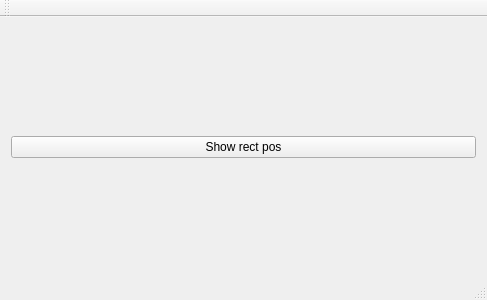
Qt form ResizeableGraphicsObjects/mainwindow.ui (ThePowerfulProgrammer/CPPQtDevelopment) before a commit.
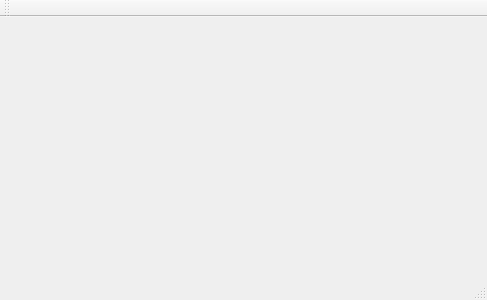
The same form after that commit.

```diff
--- a/ResizeableGraphicsObjects/mainwindow.ui
+++ b/ResizeableGraphicsObjects/mainwindow.ui
@@ -15,13 +15,6 @@
   </property>
   <widget class="QWidget" name="centralWidget">
    <layout class="QVBoxLayout" name="verticalLayout_2">
-    <item>
-     <widget class="QPushButton" name="pushButton">
-      <property name="text">
-       <string>Show rect pos</string>
-      </property>
-     </widget>
-    </item>
     <item>
      <layout class="QVBoxLayout" name="verticalLayout"/>
     </item>
```
